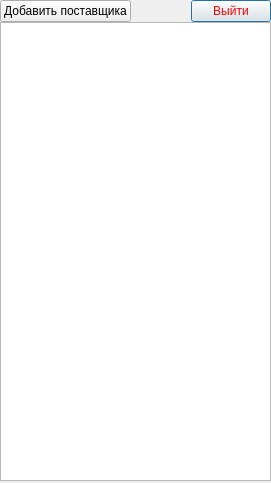
Old version of the form ui/material_provider.ui in the repository Meller008/CRM-Avi.
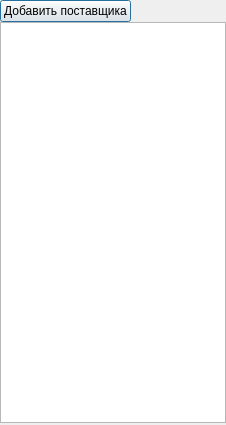
New version of the form.

Commit message: Начал делать МДИ но не меняется размер окна

```diff
--- a/ui/material_provider.ui
+++ b/ui/material_provider.ui
@@ -6,8 +6,8 @@
    <rect>
     <x>0</x>
     <y>0</y>
-    <width>271</width>
-    <height>483</height>
+    <width>226</width>
+    <height>425</height>
    </rect>
   </property>
   <property name="windowTitle">
@@ -32,16 +32,6 @@
    <property name="verticalSpacing">
     <number>0</number>
    </property>
-   <item row="0" column="3">
-    <widget class="QPushButton" name="pb_exit">
-     <property name="styleSheet">
-      <string notr="true">color: rgb(255, 0, 0);</string>
-     </property>
-     <property name="text">
-      <string>Выйти</string>
-     </property>
-    </widget>
-   </item>
    <item row="0" column="0">
     <widget class="QPushButton" name="pb_add_provider">
      <property name="text">
@@ -52,7 +42,7 @@
    <item row="1" column="0" colspan="4">
     <widget class="QListWidget" name="lw_provider"/>
    </item>
-   <item row="0" column="1" colspan="2">
+   <item row="0" column="1" colspan="3">
     <spacer name="horizontalSpacer">
      <property name="orientation">
       <enum>Qt::Horizontal</enum>
```
Left out of the diff: 17 changed lines with no effect on the pictures. The commit also changes 6 other files.
